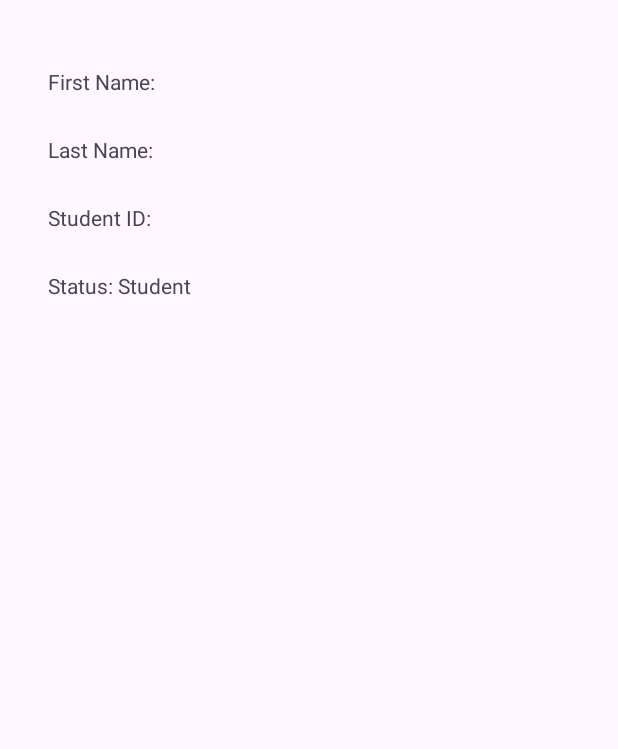
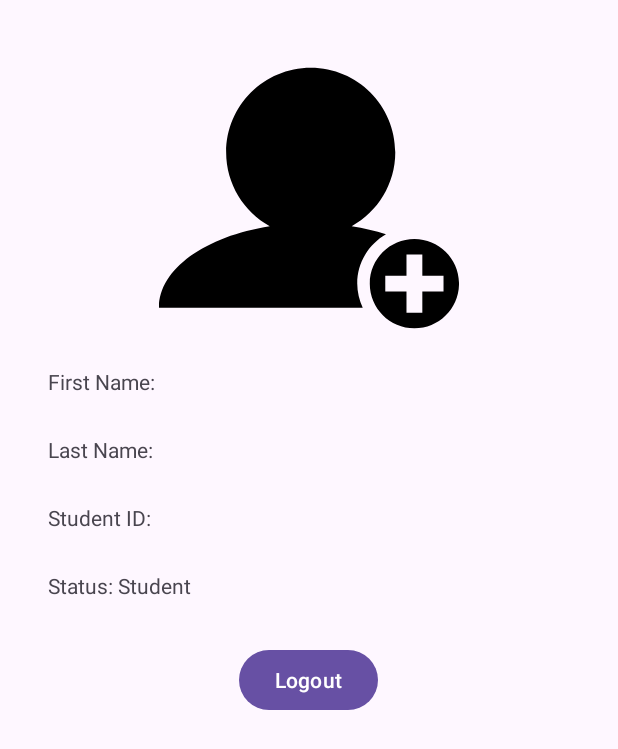
Before and after one commit to gracekkuo/FindMyClassmates, an Android app: the fragment ProfileFragment shown on its own in the app's theme, on a phone screen of 412 x 824 dp. Shown: the top 749 px of the screen. Run offline under Robolectric (Android 15) with nearby library versions, the phone set to English and light mode, and no system bars; our stand-ins replace Firebase (no records; nobody signed in at launch, a user with empty details on screens opened directly).

Commit message:
log out and UID saving

```diff
--- a/app/src/main/java/com/example/findmyclassmates/activities/SignupActivity.java
+++ b/app/src/main/java/com/example/findmyclassmates/activities/SignupActivity.java
@@ -183,6 +183,8 @@ public class SignupActivity extends AppCompatActivity {
         usersRef.child(userID).child("enrolledClasses").setValue("");
         usersRef.child(userID).child("blockedIDs").setValue("");
         usersRef.child(userID).child("chats").setValue("");
+        usersRef.child(userID).child("UID").setValue(userID);
+
         uploadImageToFirebaseStorage(uri);
     }
     private void uploadImageToFirebaseStorage(Uri imageUri) {
--- a/app/src/main/java/com/example/findmyclassmates/activities/mainFeatures/ProfileFragment.java
+++ b/app/src/main/java/com/example/findmyclassmates/activities/mainFeatures/ProfileFragment.java
@@ -1,5 +1,6 @@
 package com.example.findmyclassmates.activities.mainFeatures;
 
+import android.content.Intent;
 import android.os.Bundle;
 
 import androidx.fragment.app.Fragment;
@@ -12,6 +13,7 @@ import android.widget.EditText;
 import android.widget.TextView;
 
 import com.example.findmyclassmates.R;
+import com.example.findmyclassmates.activities.LoginActivity;
 import com.google.firebase.auth.FirebaseAuth;
 import com.google.firebase.auth.FirebaseUser;
 import com.google.firebase.database.DataSnapshot;
@@ -41,6 +43,7 @@ public class ProfileFragment extends Fragment {
     private EditText editTextStudentID;
     private Button buttonSave;
     private Button buttonCancel;
+    private Button buttonLogout;
     private TextView invalidBlank;
     private TextView invalidStudentID;
     DatabaseReference mDatabase;
@@ -92,6 +95,7 @@ public class ProfileFragment extends Fragment {
         editTextStudentID = view.findViewById(R.id.editTextStudentID);
         buttonSave = view.findViewById(R.id.buttonSave);
         buttonCancel = view.findViewById(R.id.buttonCancel);
+        buttonLogout = view.findViewById(R.id.buttonLogout);
         invalidBlank = view.findViewById(R.id.invalidBlank);
         invalidStudentID = view.findViewById(R.id.invalidStudentID);
 
@@ -137,9 +141,21 @@ public class ProfileFragment extends Fragment {
         buttonSave.setVisibility(View.GONE);
         buttonCancel.setVisibility(View.GONE);
 
+        buttonLogout.setOnClickListener(v -> logoutUser());
+
 
         return view;
         //return inflater.inflate(R.layout.fragment_profile, container, false);
+    }
+
+    private void logoutUser() {
+        FirebaseAuth.getInstance().signOut();
+        if (getActivity() != null) {
+            Intent intent = new Intent(getActivity(), LoginActivity.class);
+            intent.setFlags(Intent.FLAG_ACTIVITY_NEW_TASK | Intent.FLAG_ACTIVITY_CLEAR_TASK);
+            startActivity(intent);
+            getActivity().finish(); // Optional: Finish the current activity
+        }
     }
 
 
--- a/app/src/main/res/layout/fragment_profile.xml
+++ b/app/src/main/res/layout/fragment_profile.xml
@@ -14,6 +14,14 @@
         android:layout_height="match_parent"
         android:orientation="vertical"
         android:padding="16dp">
+
+        <ImageView
+            android:id="@+id/show_users_profile"
+            android:layout_width="match_parent"
+            android:layout_height="200dp"
+            android:src="@drawable/ic_add_profile"
+
+            />
 
         <LinearLayout
             android:layout_width="match_parent"
@@ -117,13 +125,23 @@
             android:id="@+id/buttonSave"
             android:layout_width="wrap_content"
             android:layout_height="wrap_content"
+            android:layout_gravity="center_horizontal"
             android:text="Save Changes"/>
 
         <Button
             android:id="@+id/buttonCancel"
             android:layout_width="wrap_content"
             android:layout_height="wrap_content"
+            android:layout_gravity="center_horizontal"
             android:text="Cancel"/>
+
+        <Button
+            android:id="@+id/buttonLogout"
+            android:layout_width="wrap_content"
+            android:layout_height="wrap_content"
+            android:text="Logout"
+            android:layout_gravity="center_horizontal"
+            android:layout_marginTop="16dp" />
 
         <TextView
             android:id="@+id/invalidBlank"
@@ -142,4 +160,6 @@
 
     </LinearLayout>
 
+
+
 </FrameLayout>
```
